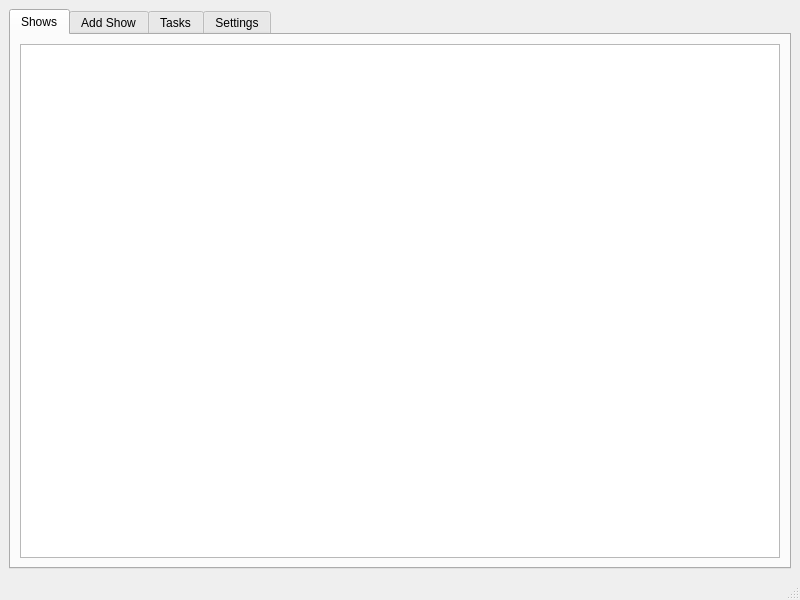
Before: the Qt Designer form src/ui/main.ui in arch-stack/Show-Tracker, drawn with Qt 5.
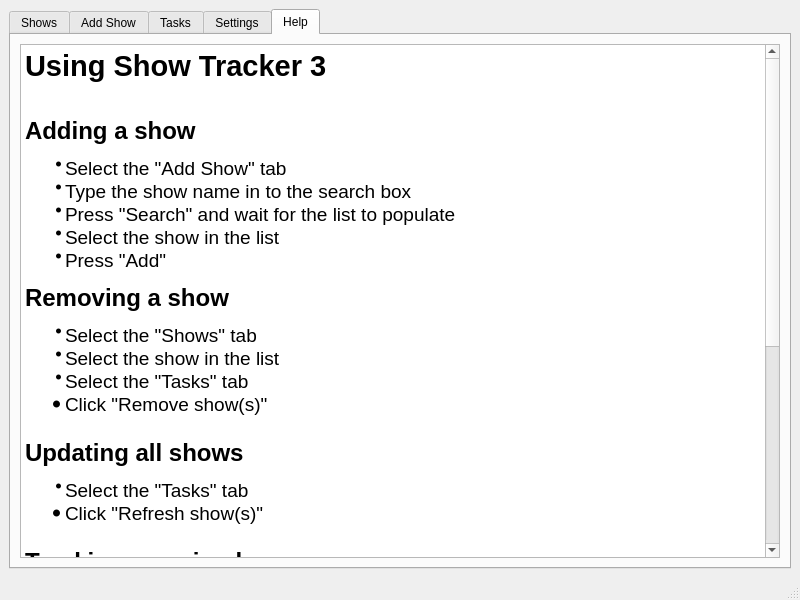
After: the same form once the commit is applied. The open tabs and pages were chosen to show the change.

Commit message: Added a help tab to ease users in to using showtracker3. Also made the tab show first on the first run

Diff of the .ui file:
```diff
--- a/src/ui/main.ui
+++ b/src/ui/main.ui
@@ -258,6 +258,58 @@
         </item>
        </layout>
       </widget>
+      <widget class="QWidget" name="tab">
+       <attribute name="title">
+        <string>Help</string>
+       </attribute>
+       <layout class="QVBoxLayout" name="verticalLayout_4">
+        <item>
+         <widget class="QTextEdit" name="helptext">
+          <property name="readOnly">
+           <bool>true</bool>
+          </property>
+          <property name="html">
+           <string>&lt;!DOCTYPE HTML PUBLIC &quot;-//W3C//DTD HTML 4.0//EN&quot; &quot;http://www.w3.org/TR/REC-html40/strict.dtd&quot;&gt;
+&lt;html&gt;&lt;head&gt;&lt;meta name=&quot;qrichtext&quot; content=&quot;1&quot; /&gt;&lt;style type=&quot;text/css&quot;&gt;
+p, li { white-space: pre-wrap; }
+&lt;/style&gt;&lt;/head&gt;&lt;body style=&quot; font-family:'Sans'; font-size:10pt; font-weight:400; font-style:normal;&quot;&gt;
+&lt;p style=&quot; margin-top:0px; margin-bottom:0px; margin-left:0px; margin-right:0px; -qt-block-indent:0; text-indent:0px;&quot;&gt;&lt;span style=&quot; font-size:22pt; font-weight:600;&quot;&gt;Using Show Tracker 3&lt;/span&gt;&lt;/p&gt;
+&lt;p style=&quot;-qt-paragraph-type:empty; margin-top:0px; margin-bottom:0px; margin-left:0px; margin-right:0px; -qt-block-indent:0; text-indent:0px; font-size:22pt; font-weight:600;&quot;&gt;&lt;/p&gt;
+&lt;p style=&quot; margin-top:0px; margin-bottom:0px; margin-left:0px; margin-right:0px; -qt-block-indent:0; text-indent:0px;&quot;&gt;&lt;span style=&quot; font-size:18pt; font-weight:600;&quot;&gt;Adding a show&lt;/span&gt;&lt;/p&gt;
+&lt;ul style=&quot;margin-top: 0px; margin-bottom: 0px; margin-left: 0px; margin-right: 0px; -qt-list-indent: 1;&quot;&gt;&lt;li style=&quot; margin-top:12px; margin-bottom:0px; margin-left:0px; margin-right:0px; -qt-block-indent:0; text-indent:0px;&quot;&gt;&lt;span style=&quot; font-size:14pt;&quot;&gt;Select the &amp;quot;Add Show&amp;quot; tab&lt;/span&gt;&lt;/li&gt;
+&lt;li style=&quot; margin-top:0px; margin-bottom:0px; margin-left:0px; margin-right:0px; -qt-block-indent:0; text-indent:0px;&quot;&gt;&lt;span style=&quot; font-size:14pt;&quot;&gt;Type the show name in to the search box&lt;/span&gt;&lt;/li&gt;
+&lt;li style=&quot; margin-top:0px; margin-bottom:0px; margin-left:0px; margin-right:0px; -qt-block-indent:0; text-indent:0px;&quot;&gt;&lt;span style=&quot; font-size:14pt;&quot;&gt;Press &amp;quot;Search&amp;quot; and wait for the list to populate&lt;/span&gt;&lt;/li&gt;
+&lt;li style=&quot; margin-top:0px; margin-bottom:0px; margin-left:0px; margin-right:0px; -qt-block-indent:0; text-indent:0px;&quot;&gt;&lt;span style=&quot; font-size:14pt;&quot;&gt;Select the show in the list&lt;/span&gt;&lt;/li&gt;
+&lt;li style=&quot; margin-top:0px; margin-bottom:12px; margin-left:0px; margin-right:0px; -qt-block-indent:0; text-indent:0px;&quot;&gt;&lt;span style=&quot; font-size:14pt;&quot;&gt;Press &amp;quot;Add&amp;quot;&lt;/span&gt;&lt;/li&gt;&lt;/ul&gt;
+&lt;p style=&quot; margin-top:0px; margin-bottom:12px; margin-left:0px; margin-right:0px; -qt-block-indent:0; text-indent:0px;&quot;&gt;&lt;span style=&quot; font-size:18pt; font-weight:600;&quot;&gt;Removing a show&lt;/span&gt;&lt;/p&gt;
+&lt;ul style=&quot;margin-top: 0px; margin-bottom: 0px; margin-left: 0px; margin-right: 0px; -qt-list-indent: 1;&quot;&gt;&lt;li style=&quot; margin-top:12px; margin-bottom:0px; margin-left:0px; margin-right:0px; -qt-block-indent:0; text-indent:0px;&quot;&gt;&lt;span style=&quot; font-size:14pt;&quot;&gt;Select the &amp;quot;Shows&amp;quot; tab&lt;/span&gt;&lt;/li&gt;
+&lt;li style=&quot; margin-top:0px; margin-bottom:0px; margin-left:0px; margin-right:0px; -qt-block-indent:0; text-indent:0px;&quot;&gt;&lt;span style=&quot; font-size:14pt;&quot;&gt;Select the show in the list&lt;/span&gt;&lt;/li&gt;
+&lt;li style=&quot; margin-top:0px; margin-bottom:0px; margin-left:0px; margin-right:0px; -qt-block-indent:0; text-indent:0px;&quot;&gt;&lt;span style=&quot; font-size:14pt;&quot;&gt;Select the &amp;quot;Tasks&amp;quot; tab&lt;/span&gt;&lt;/li&gt;
+&lt;li style=&quot; font-size:14pt;&quot; style=&quot; margin-top:0px; margin-bottom:0px; margin-left:0px; margin-right:0px; -qt-block-indent:0; text-indent:0px;&quot;&gt;Click &amp;quot;Remove show(s)&amp;quot;&lt;/li&gt;&lt;/ul&gt;
+&lt;p style=&quot;-qt-paragraph-type:empty; margin-top:0px; margin-bottom:0px; margin-left:0px; margin-right:0px; -qt-block-indent:0; text-indent:0px; font-size:14pt;&quot;&gt;&lt;/p&gt;
+&lt;p style=&quot; margin-top:0px; margin-bottom:0px; margin-left:0px; margin-right:0px; -qt-block-indent:0; text-indent:0px;&quot;&gt;&lt;span style=&quot; font-size:18pt; font-weight:600;&quot;&gt;Updating all shows&lt;/span&gt;&lt;/p&gt;
+&lt;ul style=&quot;margin-top: 0px; margin-bottom: 0px; margin-left: 0px; margin-right: 0px; -qt-list-indent: 1;&quot;&gt;&lt;li style=&quot; margin-top:12px; margin-bottom:0px; margin-left:0px; margin-right:0px; -qt-block-indent:0; text-indent:0px;&quot;&gt;&lt;span style=&quot; font-size:14pt;&quot;&gt;Select the &amp;quot;Tasks&amp;quot; tab&lt;/span&gt;&lt;/li&gt;
+&lt;li style=&quot; font-size:14pt;&quot; style=&quot; margin-top:0px; margin-bottom:0px; margin-left:0px; margin-right:0px; -qt-block-indent:0; text-indent:0px;&quot;&gt;Click &amp;quot;Refresh show(s)&amp;quot;&lt;/li&gt;&lt;/ul&gt;
+&lt;p style=&quot;-qt-paragraph-type:empty; margin-top:0px; margin-bottom:0px; margin-left:0px; margin-right:0px; -qt-block-indent:0; text-indent:0px; font-size:14pt;&quot;&gt;&lt;/p&gt;
+&lt;p style=&quot; margin-top:0px; margin-bottom:0px; margin-left:0px; margin-right:0px; -qt-block-indent:0; text-indent:0px;&quot;&gt;&lt;span style=&quot; font-size:18pt; font-weight:600;&quot;&gt;Tracking an episode&lt;/span&gt;&lt;/p&gt;
+&lt;ul style=&quot;margin-top: 0px; margin-bottom: 0px; margin-left: 0px; margin-right: 0px; -qt-list-indent: 1;&quot;&gt;&lt;li style=&quot; margin-top:12px; margin-bottom:0px; margin-left:0px; margin-right:0px; -qt-block-indent:0; text-indent:0px;&quot;&gt;&lt;span style=&quot; font-size:14pt;&quot;&gt;Select the &amp;quot;Shows&amp;quot; tab&lt;/span&gt;&lt;/li&gt;
+&lt;li style=&quot; font-size:14pt;&quot; style=&quot; margin-top:0px; margin-bottom:0px; margin-left:0px; margin-right:0px; -qt-block-indent:0; text-indent:0px;&quot;&gt;Double click desired show&lt;/li&gt;
+&lt;li style=&quot; font-size:14pt;&quot; style=&quot; margin-top:0px; margin-bottom:0px; margin-left:0px; margin-right:0px; -qt-block-indent:0; text-indent:0px;&quot;&gt;Double click desired season&lt;/li&gt;
+&lt;li style=&quot; font-size:14pt;&quot; style=&quot; margin-top:0px; margin-bottom:0px; margin-left:0px; margin-right:0px; -qt-block-indent:0; text-indent:0px;&quot;&gt;Click/check the checkbox of the desired episode&lt;/li&gt;&lt;/ul&gt;
+&lt;p style=&quot;-qt-paragraph-type:empty; margin-top:0px; margin-bottom:0px; margin-left:0px; margin-right:0px; -qt-block-indent:0; text-indent:0px; font-size:14pt;&quot;&gt;&lt;/p&gt;
+&lt;p style=&quot; margin-top:0px; margin-bottom:0px; margin-left:0px; margin-right:0px; -qt-block-indent:0; text-indent:0px;&quot;&gt;&lt;span style=&quot; font-size:18pt; font-weight:600;&quot;&gt;Understanding UI colours&lt;/span&gt;&lt;/p&gt;
+&lt;p style=&quot; margin-top:0px; margin-bottom:0px; margin-left:0px; margin-right:0px; -qt-block-indent:0; text-indent:0px;&quot;&gt;&lt;span style=&quot; font-size:14pt;&quot;&gt;Shows, Seasons, and Episodes may be highlighted with a colour&lt;/span&gt;&lt;/p&gt;
+&lt;ul style=&quot;margin-top: 0px; margin-bottom: 0px; margin-left: 0px; margin-right: 0px; -qt-list-indent: 1;&quot;&gt;&lt;li style=&quot; margin-top:12px; margin-bottom:0px; margin-left:0px; margin-right:0px; -qt-block-indent:0; text-indent:0px;&quot;&gt;&lt;span style=&quot; font-size:14pt;&quot;&gt;Green means there is an episode available for viewing&lt;/span&gt;&lt;/li&gt;
+&lt;li style=&quot; font-size:14pt;&quot; style=&quot; margin-top:0px; margin-bottom:0px; margin-left:0px; margin-right:0px; -qt-block-indent:0; text-indent:0px;&quot;&gt;Yellow means there is an episode tomorrow&lt;/li&gt;
+&lt;li style=&quot; font-size:14pt;&quot; style=&quot; margin-top:0px; margin-bottom:0px; margin-left:0px; margin-right:0px; -qt-block-indent:0; text-indent:0px;&quot;&gt;Blue means there is an episode within a week&lt;/li&gt;
+&lt;li style=&quot; font-size:14pt;&quot; style=&quot; margin-top:0px; margin-bottom:0px; margin-left:0px; margin-right:0px; -qt-block-indent:0; text-indent:0px;&quot;&gt;Red means there is an episode further in the future&lt;/li&gt;&lt;/ul&gt;
+&lt;p style=&quot;-qt-paragraph-type:empty; margin-top:0px; margin-bottom:0px; margin-left:0px; margin-right:0px; -qt-block-indent:0; text-indent:0px; font-size:14pt;&quot;&gt;&lt;/p&gt;
+&lt;p style=&quot; margin-top:0px; margin-bottom:0px; margin-left:0px; margin-right:0px; -qt-block-indent:0; text-indent:0px;&quot;&gt;&lt;span style=&quot; font-size:14pt;&quot;&gt;If there is no colour, then there are no known unwatched episodes&lt;/span&gt;&lt;/p&gt;&lt;/body&gt;&lt;/html&gt;</string>
+          </property>
+         </widget>
+        </item>
+       </layout>
+      </widget>
      </widget>
     </item>
    </layout>
```
The commit also changes 3 other files.
